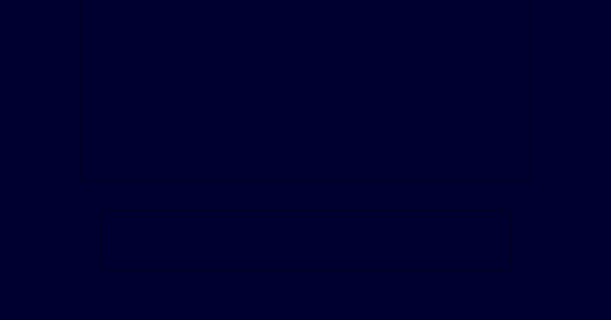
Szymon579/Pac-Xon, file interface.ui: the form before one commit; both pictures show x 150 to 761 and y 320 to 640 of the 900 by 640 pixel window.
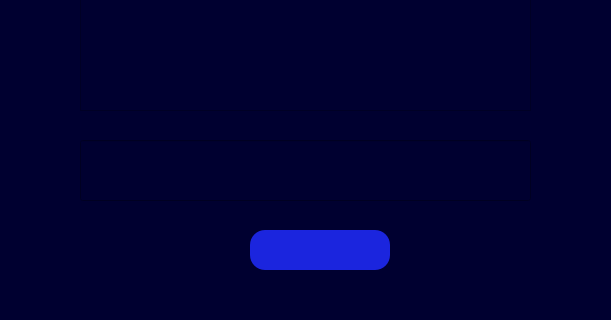
The form after the commit. The open tabs and pages were chosen to show the change. Icons and pictures are not drawn.

The edit to the form file:
```diff
--- a/interface.ui
+++ b/interface.ui
@@ -313,7 +313,7 @@
        <x>230</x>
        <y>120</y>
        <width>451</width>
-       <height>391</height>
+       <height>321</height>
       </rect>
      </property>
      <property name="font">
@@ -342,9 +342,9 @@
     <widget class="QLineEdit" name="lineEdit">
      <property name="geometry">
       <rect>
-       <x>250</x>
-       <y>540</y>
-       <width>411</width>
+       <x>230</x>
+       <y>470</y>
+       <width>451</width>
        <height>61</height>
       </rect>
      </property>
@@ -353,6 +353,34 @@
 color: rgb(255, 247, 77);</string>
      </property>
     </widget>
+    <widget class="QPushButton" name="acceptButton">
+     <property name="geometry">
+      <rect>
+       <x>400</x>
+       <y>560</y>
+       <width>140</width>
+       <height>40</height>
+      </rect>
+     </property>
+     <property name="font">
+      <font>
+       <family>Source Code Pro</family>
+       <pointsize>30</pointsize>
+       <bold>true</bold>
+      </font>
+     </property>
+     <property name="cursor">
+      <cursorShape>PointingHandCursor</cursorShape>
+     </property>
+     <property name="styleSheet">
+      <string notr="true">color: rgb(255, 247, 77);
+background-color: rgb(27, 37, 222);
+border-radius: 15;</string>
+     </property>
+     <property name="text">
+      <string/>
+     </property>
+    </widget>
    </widget>
   </widget>
  </widget>
```
Left out of the diff: 4 changed lines with no effect on the pictures.
